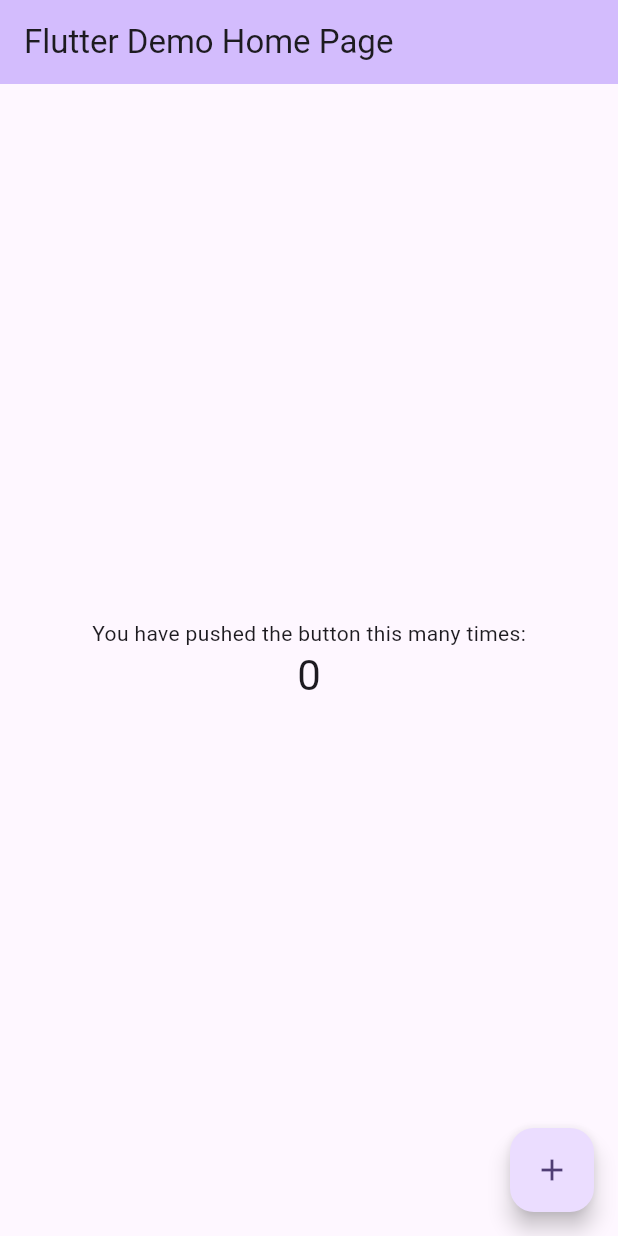
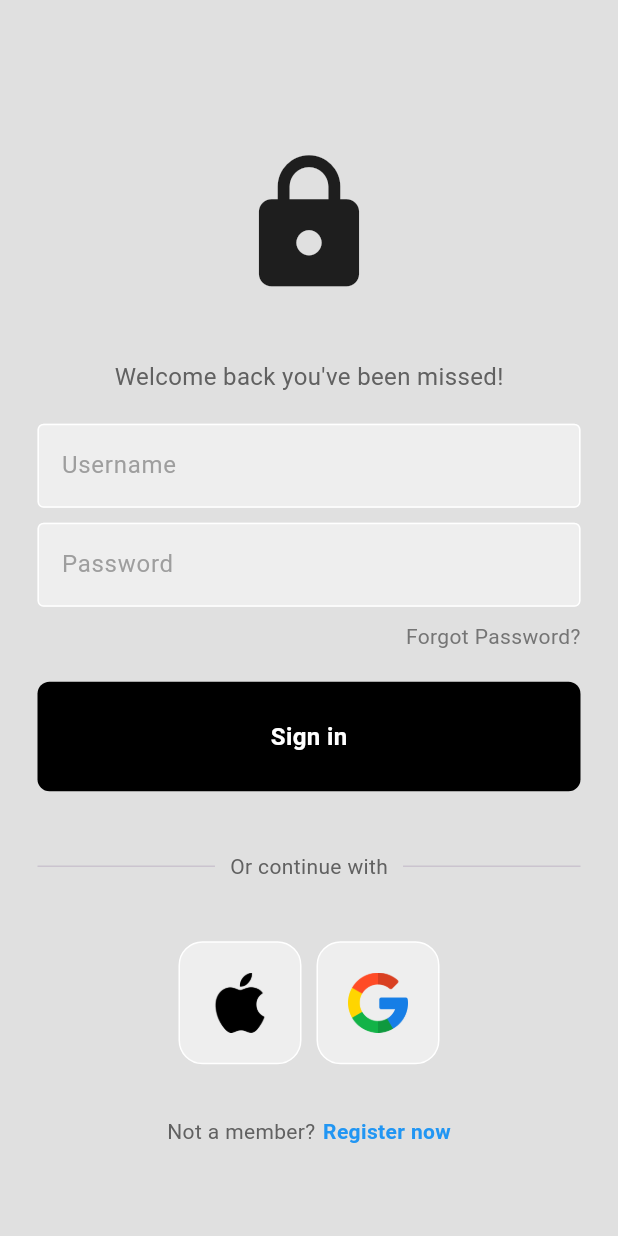
Before and after one commit to azizbekyokhubov1999/practise_1_auth, a Flutter app: the screen it shows after launch, on a phone screen of 412 x 824 dp. Run offline on Flutter 3.47's test engine with Material 3 defaults, Android fonts, the phone set to English and light mode, and no system bars.

Commit message:
login UI is added

```diff
--- /dev/null
+++ b/lib/components/my_button.dart
@@ -0,0 +1,36 @@
+import 'package:flutter/material.dart';
+
+class MyButton extends StatelessWidget {
+
+  final Function()? onTap;
+
+  const MyButton({
+    super.key,
+    required this.onTap
+  });
+
+  @override
+  Widget build(BuildContext context) {
+    return GestureDetector(
+      onTap: onTap,
+      child: Container(
+        padding: const EdgeInsets.all(25),
+        margin: const EdgeInsets.symmetric(horizontal: 25),
+        decoration: BoxDecoration(
+          borderRadius: BorderRadius.circular(8),
+          color: Colors.black
+        ),
+        child:  const Center(
+          child: Text(
+            "Sign in",
+            style: TextStyle(
+              color: Colors.white,
+              fontSize: 16,
+              fontWeight: FontWeight.bold
+            ),
+          ),
+        ),
+      ),
+    );
+  }
+}
--- /dev/null
+++ b/lib/components/my_textfield.dart
@@ -0,0 +1,38 @@
+import 'package:flutter/material.dart';
+
+class MyTextField extends StatelessWidget {
+  final controller;
+  final String hintText;
+  final bool obscureText;
+  const MyTextField({
+    super.key,
+    required this.controller,
+    required this.hintText,
+    required this.obscureText,
+  });
+
+  @override
+  Widget build(BuildContext context) {
+    return Padding(
+        padding: const EdgeInsets.symmetric(horizontal: 25.0),
+      child: TextField(
+        controller: controller,
+        obscureText: obscureText,
+        decoration: InputDecoration(
+          enabledBorder: const OutlineInputBorder(
+            borderSide: BorderSide(color: Colors.white),
+          ),
+          focusedBorder: OutlineInputBorder(
+            borderSide: BorderSide(color: Colors.grey.shade400),
+          ),
+            fillColor: Colors.grey.shade200,
+          filled: true,
+          hintText: hintText,
+          hintStyle: TextStyle(
+            color: Colors.grey[500]
+          )
+        ),
+      ),
+    );
+  }
+}
--- /dev/null
+++ b/lib/components/square_tile.dart
@@ -0,0 +1,25 @@
+import 'package:flutter/material.dart';
+
+class SquareTile extends StatelessWidget {
+  final String imagePath;
+  const SquareTile({
+    super.key,
+    required this.imagePath
+  });
+
+  @override
+  Widget build(BuildContext context) {
+    return Container(
+      padding: EdgeInsets.all(20),
+      decoration: BoxDecoration(
+        border: Border.all(color: Colors.white),
+        borderRadius: BorderRadius.circular(16),
+        color: Colors.grey[200],
+      ),
+      child: Image.asset(
+        imagePath,
+        height: 40,
+      ),
+    );
+  }
+}
--- a/lib/main.dart
+++ b/lib/main.dart
@@ -1,4 +1,5 @@
 import 'package:flutter/material.dart';
+import 'package:practise_1_auth/pages/login_page.dart';
 
 void main() {
   runApp(const MyApp());
@@ -11,118 +12,12 @@
   @override
   Widget build(BuildContext context) {
     return MaterialApp(
-      title: 'Flutter Demo',
       theme: ThemeData(
-        // This is the theme of your application.
-        //
-        // TRY THIS: Try running your application with "flutter run". You'll see
-        // the application has a purple toolbar. Then, without quitting the app,
-        // try changing the seedColor in the colorScheme below to Colors.green
-        // and then invoke "hot reload" (save your changes or press the "hot
-        // reload" button in a Flutter-supported IDE, or press "r" if you used
-        // the command line to start the app).
-        //
-        // Notice that the counter didn't reset back to zero; the application
-        // state is not lost during the reload. To reset the state, use hot
-        // restart instead.
-        //
-        // This works for code too, not just values: Most code changes can be
-        // tested with just a hot reload.
         colorScheme: ColorScheme.fromSeed(seedColor: Colors.deepPurple),
         useMaterial3: true,
-        /// just for check
       ),
-      // just for check
-      //
-      home: const MyHomePage(title: 'Flutter Demo Home Page'),
+      debugShowCheckedModeBanner: false,
+      home:  LoginPage(),
     );
   }
 }
-
-class MyHomePage extends StatefulWidget {
-  const MyHomePage({super.key, required this.title});
-
-  // This widget is the home page of your application. It is stateful, meaning
-  // that it has a State object (defined below) that contains fields that affect
-  // how it looks.
-
-  // This class is the configuration for the state. It holds the values (in this
-  // case the title) provided by the parent (in this case the App widget) and
-  // used by the build method of the State. Fields in a Widget subclass are
-  // always marked "final".
-
-  final String title;
-
-  @override
-  State<MyHomePage> createState() => _MyHomePageState();
-}
-
-class _MyHomePageState extends State<MyHomePage> {
-  int _counter = 0;
-
-  void _incrementCounter() {
-    setState(() {
-      // This call to setState tells the Flutter framework that something has
-      // changed in this State, which causes it to rerun the build method below
-      // so that the display can reflect the updated values. If we changed
-      // _counter without calling setState(), then the build method would not be
-      // called again, and so nothing would appear to happen.
-      _counter++;
-    });
-  }
-
-  @override
-  Widget build(BuildContext context) {
-    // This method is rerun every time setState is called, for instance as done
-    // by the _incrementCounter method above.
-    //
-    // The Flutter framework has been optimized to make rerunning build methods
-    // fast, so that you can just rebuild anything that needs updating rather
-    // than having to individually change instances of widgets.
-    return Scaffold(
-      appBar: AppBar(
-        // TRY THIS: Try changing the color here to a specific color (to
-        // Colors.amber, perhaps?) and trigger a hot reload to see the AppBar
-        // change color while the other colors stay the same.
-        backgroundColor: Theme.of(context).colorScheme.inversePrimary,
-        // Here we take the value from the MyHomePage object that was created by
-        // the App.build method, and use it to set our appbar title.
-        title: Text(widget.title),
-      ),
-      body: Center(
-        // Center is a layout widget. It takes a single child and positions it
-        // in the middle of the parent.
-        child: Column(
-          // Column is also a layout widget. It takes a list of children and
-          // arranges them vertically. By default, it sizes itself to fit its
-          // children horizontally, and tries to be as tall as its parent.
-          //
-          // Column has various properties to control how it sizes itself and
-          // how it positions its children. Here we use mainAxisAlignment to
-          // center the children vertically; the main axis here is the vertical
-          // axis because Columns are vertical (the cross axis would be
-          // horizontal).
-          //
-          // TRY THIS: Invoke "debug painting" (choose the "Toggle Debug Paint"
-          // action in the IDE, or press "p" in the console), to see the
-          // wireframe for each widget.
-          mainAxisAlignment: MainAxisAlignment.center,
-          children: <Widget>[
-            const Text(
-              'You have pushed the button this many times:',
-            ),
-            Text(
-              '$_counter',
-              style: Theme.of(context).textTheme.headlineMedium,
-            ),
-          ],
-        ),
-      ),
-      floatingActionButton: FloatingActionButton(
-        onPressed: _incrementCounter,
-        tooltip: 'Increment',
-        child: const Icon(Icons.add),
-      ), // This trailing comma makes auto-formatting nicer for build methods.
-    );
-  }
-}
--- /dev/null
+++ b/lib/pages/login_page.dart
@@ -0,0 +1,137 @@
+import 'package:flutter/material.dart';
+import 'package:practise_1_auth/components/my_button.dart';
+import 'package:practise_1_auth/components/square_tile.dart';
+
+import '../components/my_textfield.dart';
+
+class LoginPage extends StatelessWidget {
+   LoginPage({super.key});
+
+  final usernameController = TextEditingController();
+  final passwordController = TextEditingController();
+
+  //sign in method
+   void signUserIn(){}
+
+  @override
+  Widget build(BuildContext context) {
+    return  Scaffold(
+      backgroundColor: Colors.grey[300],
+      body:  SafeArea(
+        child: Center(
+          child: Column(
+            mainAxisAlignment: MainAxisAlignment.center,
+            children: [
+              const SizedBox(height: 40),
+              // logo
+               const Icon(
+                 Icons.lock,
+                 size: 100,
+               ),
+              const SizedBox(height: 40),
+              //welcome back massage
+              Text("Welcome back you've been missed!",
+              style: TextStyle(
+                color: Colors.grey[700],
+                fontSize: 16,
+              ),
+              ),
+              const SizedBox(height: 20),
+              // username text field
+              MyTextField(
+                controller: usernameController,
+                hintText: 'Username',
+                obscureText: false,
+              ),
+              const SizedBox(height: 10),
+              // password text field
+              MyTextField(
+                controller: passwordController,
+                hintText: 'Password',
+                obscureText: true,
+              ),
+              const SizedBox(height: 10),
+              // forgot password
+              Padding(
+                padding: const EdgeInsets.symmetric(horizontal: 25.0),
+                child: Row(
+                  mainAxisAlignment: MainAxisAlignment.end,
+                  children: [
+                    Text(
+                      "Forgot Password?",
+                      style: TextStyle(
+                        color: Colors.grey[600]
+                      ),
+                    ),
+                  ],
+                ),
+              ),
+              const SizedBox(height: 20),
+              //sign in button
+              MyButton(
+                onTap: signUserIn,
+              ),
+              const SizedBox(height: 40),
+              // or continue with other platform
+              Padding(
+                padding: const EdgeInsets.symmetric(horizontal: 25.0),
+                child: Row(
+                  children: [
+                 const Expanded(
+                  child: Divider(
+                    thickness: 1,
+                  ),
+                ),
+                 Padding(
+                  padding: const EdgeInsets.symmetric(horizontal: 10.0),
+                  child: Text(
+                    "Or continue with",
+                    style: TextStyle(color: Colors.grey[700]),
+                  ),
+                ),
+                 const Expanded(
+                  child: Divider(
+                    thickness: 1,
+                  ),
+                ),
+                  ],
+                ),
+              ),
+              const SizedBox(height: 40),
+
+              // google + apple sign in
+              const Row(
+                mainAxisAlignment: MainAxisAlignment.center,
+                children: [
+                  SquareTile(imagePath: 'images/img.png'),
+                  SizedBox(width: 10),
+                  SquareTile(imagePath: 'images/img_1.png')
+                ],
+              ),
+              const SizedBox(height: 35),
+              // not a member  register now
+              Row(
+                mainAxisAlignment: MainAxisAlignment.center,
+                children: [
+                  Text("Not a member?",
+                    style: TextStyle(
+                      color: Colors.grey[700]
+                    ),
+                  ),
+                  const SizedBox(width: 5),
+                  const Text("Register now",
+                    style: TextStyle(
+                      color: Colors.blue,
+                      fontWeight: FontWeight.bold
+                    ),
+                  )
+                ],
+              )
+
+            ],
+          ),
+        ),
+      ),
+    );
+  }
+}
```
Also changed, not shown: pubspec.yaml (+3 -40 lines), images/img.png (added), images/img_1.png (added).
